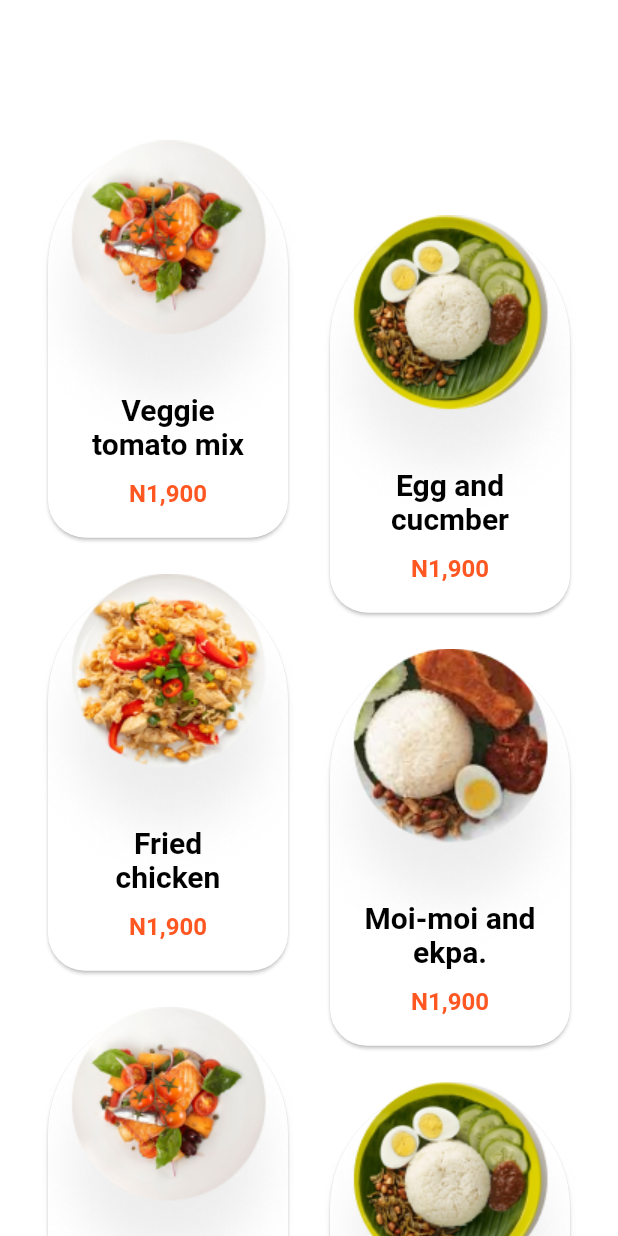
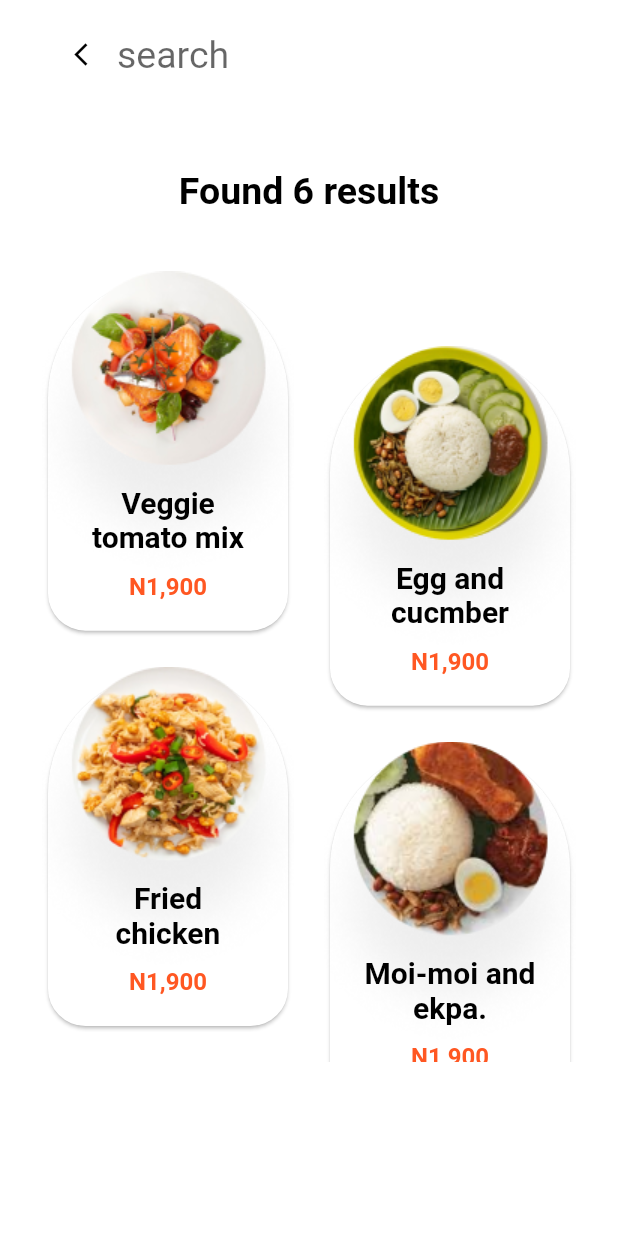
Before and after one commit to TrungThong137/food_delivery, a Flutter app: the screen it shows after launch, on a phone screen of 412 x 824 dp. Run offline on Flutter 3.47's test engine with Material 2 defaults, Android fonts, the phone set to English and light mode, and no system bars.

Commit message:
update page food

```diff
--- a/lib/main.dart
+++ b/lib/main.dart
@@ -15,7 +15,7 @@ class MyApp extends StatelessWidget {
       theme: ThemeData(
         primarySwatch: Colors.deepOrange,
       ),
-      home: const Food(),
+      home:  Food(),
     );
   }
 }
--- a/lib/page/food.dart
+++ b/lib/page/food.dart
@@ -2,62 +2,106 @@ import 'package:flutter/material.dart';
 import 'package:food_delivery/widget/widget.dart';
 
 class Food extends StatelessWidget {
-  const Food({super.key});
+  Food({super.key,});
+
+  final List _allFood=[
+    {"text": "Veggie tomato mix",
+    "price": "N1,900", "image": "assets/veggie.png"},
+    {"text": "Egg and cucmber",
+    "price": "N1,900", "image": "assets/EggAndRice.png"},
+    {"text": "Fried chicken",
+    "price": "N1,900", "image": "assets/FriedChicken.png"},
+    {"text": "Moi-moi and ekpa.",
+    "price": "N1,900", "image": "assets/RiceChicken.png"},
+    {"text": "Veggie tomato mix",
+    "price": "N1,900", "image": "assets/veggie.png"},
+    {"text": "Egg and cucmber",
+    "price": "N1,900", "image": "assets/EggAndRice.png"},
+  ];
+
 
   @override
   Widget build(BuildContext context) {
-    return Scaffold(
+    return SafeArea(
+      child: Scaffold(
         backgroundColor:const Color.fromARGB(240, 255, 255, 255),
-      body: GridView.count(
-        padding: const EdgeInsets.only(top: 100, left: 28, right: 28, bottom: 70),
+        body: SingleChildScrollView(
+          child: Column(
+            children: [
+              const SizedBox(height: 10,),
+              Padding(
+                padding: const EdgeInsets.symmetric(horizontal: 30),
+                child: TextFormField(
+                  style:const TextStyle(
+                    fontSize: 25
+                  ),
+                  decoration:const InputDecoration(
+                    hintText: "search",
+                    prefixIcon: Icon(
+                      Icons.arrow_back_ios_new,
+                      color: Colors.black, size: 18,
+                    ),
+                    border: InputBorder.none,
+                  ),
+
+                ),
+              ),
+              const SizedBox(height: 10,),
+              Container(
+                height: 635,
+                decoration:const BoxDecoration(
+                  color:Color.fromARGB(162, 255, 255, 255),
+                  borderRadius:  BorderRadius.all(Radius.circular(30))
+                ),
+                child: Column(
+                  children: [
+                    const SizedBox(height: 40,),
+                    textWidget(
+                      text: "Found 6 results",
+                      fontSize: 25.0,
+                      fontWeight: FontWeight.bold
+                    ),
+                    Expanded(
+                      child: GridView.builder(
+                        gridDelegate:const SliverGridDelegateWithFixedCrossAxisCount(
                           crossAxisCount: 2,
-        childAspectRatio: 1/1.6,
+                          childAspectRatio: 1/1.45,
                           crossAxisSpacing: 20,
                           mainAxisSpacing: 20,
 
-        children: [
-          cardFood(
-            text: "Veggie tomato mix",
-            price: "N1,900",
-            image: "assets/veggie.png"
                         ),
+                        padding: const EdgeInsets.only(top: 20, left: 28, right: 28, bottom: 70),
 
-          cardFood(
-            text: "Egg and cucmber",
-            price: "N1,900",
-            image: "assets/EggAndRice.png",
+                        itemCount: _allFood.length,
+                        itemBuilder: (context, index){
+                          if(index%2==0){
+                            return cardFood(
+                              text: _allFood[index]["text"],
+                              price: _allFood[index]["price"],
+                              image: _allFood[index]["image"]
+                            );
+                          }else{
+                            return cardFood(
+                              text: _allFood[index]["text"],
+                              price: _allFood[index]["price"],
+                              image: _allFood[index]["image"],
                               baseLine: 230.0
+                            );
+                          }
+                        }
+
                       ),
-
-          cardFood(
-            text: "Fried chicken",
-            price: "N1,900",
-            image: "assets/FriedChicken.png",
-          ),
-
-          cardFood(
-            text: "Moi-moi and ekpa.",
-            price: "N1,900",
-            image: "assets/RiceChicken.png",
-            baseLine: 230.0
-          ),
-
-          cardFood(
-            text: "Veggie tomato mix",
-            price: "N1,900",
-            image: "assets/veggie.png",
-          ),
-
-          cardFood(
-            text: "Egg and cucmber",
-            price: "N1,900",
-            image: "assets/EggAndRice.png",
-            baseLine: 230.0
                     ),
                   ],
                 ),
+              ),
+            ],
+          ),
+        ),
+      ),
     );
   }
+
   Widget cardFood({text, price, image, baseLine}){
     return Baseline(
       baseline: baseLine?? 180,
```
Lines whose indentation alone changed are shown as unchanged.
